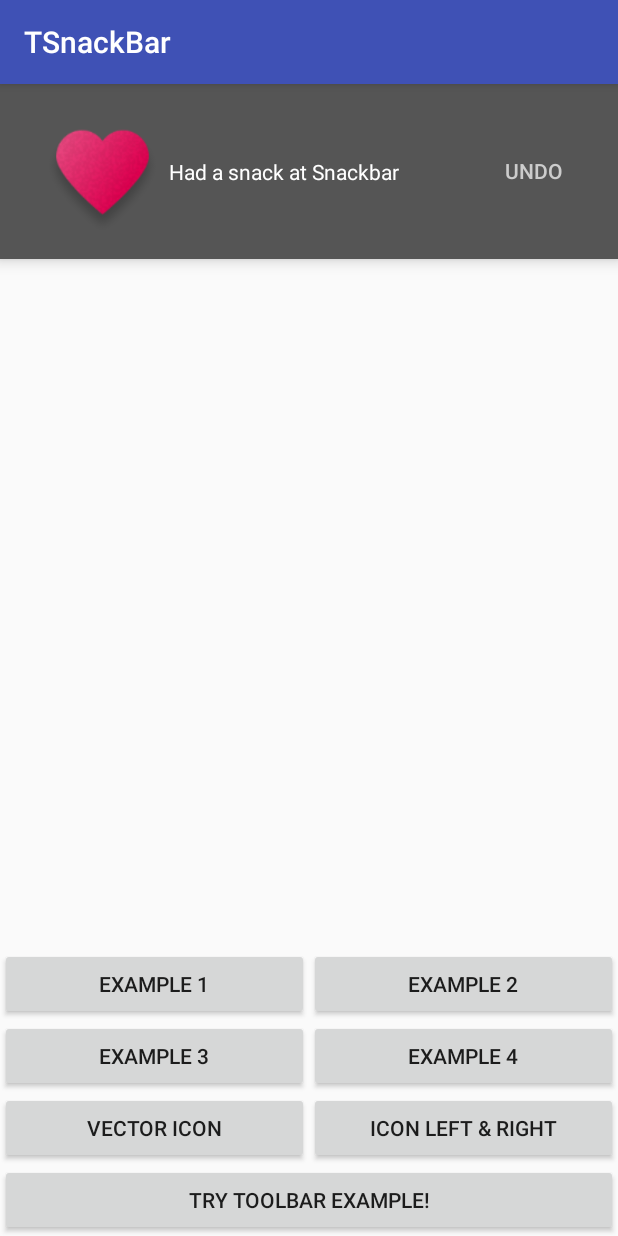
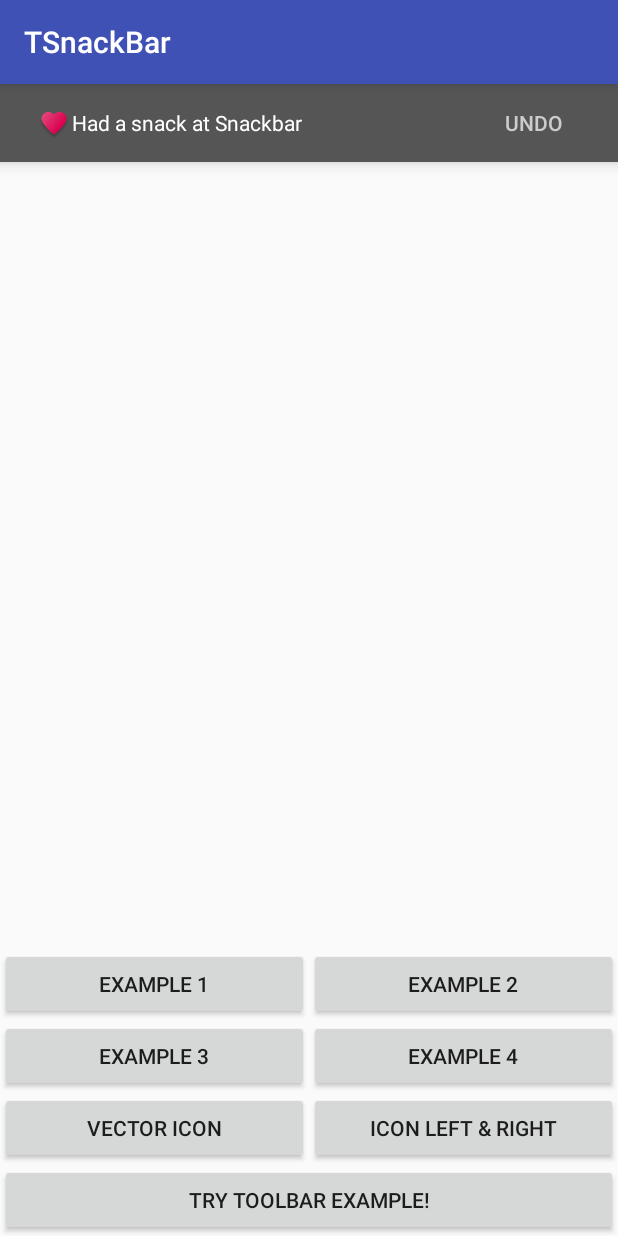
Before and after one commit to AndreiD/TSnackBar, an Android app: the screen it shows after launch (MainActivity), after a tap on "EXAMPLE 2", on a phone screen of 412 x 824 dp. Run offline under Robolectric (Android 15) with nearby library versions, the phone set to English and light mode, and no system bars; 1 other tap on this screen came first.

Commit message:
Upgrade libraries,gradle plugin , removed deprecated code , bumped up the sdk versions . Increased min sdk version for Toolbar and VectorDrawable

```diff
--- a/app/src/main/java/com/androidadvance/tsnackbar/MainActivity.java
+++ b/app/src/main/java/com/androidadvance/tsnackbar/MainActivity.java
@@ -3,12 +3,13 @@ package com.androidadvance.tsnackbar;
 import android.content.Intent;
 import android.graphics.Color;
 import android.os.Bundle;
-import androidx.appcompat.app.AppCompatActivity;
 import android.util.Log;
 import android.view.View;
 import android.widget.Button;
 import android.widget.RelativeLayout;
 import android.widget.TextView;
+
+import androidx.appcompat.app.AppCompatActivity;
 
 import com.androidadvance.topsnackbar.TSnackbar;
 
@@ -22,15 +23,15 @@ public class MainActivity extends AppCompatActivity {
         super.onCreate(savedInstanceState);
         setContentView(R.layout.activity_main);
 
-        Button button_example_1 = (Button) findViewById(R.id.button_example_1);
-        Button button_example_2 = (Button) findViewById(R.id.button_example_2);
-        Button button_example_3 = (Button) findViewById(R.id.button_example_3);
-        Button button_example_4 = (Button) findViewById(R.id.button_example_4);
-        Button button_example_5 = (Button) findViewById(R.id.button_example_5);
-        Button button_example_6 = (Button) findViewById(R.id.button_example_6);
-        Button button_toolbar = (Button) findViewById(R.id.button_example_toolbar);
+        Button button_example_1 =  findViewById(R.id.button_example_1);
+        Button button_example_2 =  findViewById(R.id.button_example_2);
+        Button button_example_3 =  findViewById(R.id.button_example_3);
+        Button button_example_4 =  findViewById(R.id.button_example_4);
+        Button button_example_5 =  findViewById(R.id.button_example_5);
+        Button button_example_6 =  findViewById(R.id.button_example_6);
+        Button button_toolbar =  findViewById(R.id.button_example_toolbar);
 
-        relative_layout_main = (RelativeLayout) findViewById(R.id.relative_layout_main);
+        relative_layout_main =  findViewById(R.id.relative_layout_main);
 
         button_example_1.setOnClickListener(new View.OnClickListener() {
             @Override
@@ -55,7 +56,7 @@ public class MainActivity extends AppCompatActivity {
                             }
                         });
                 snackbar.setActionTextColor(Color.LTGRAY);
-                snackbar.addIcon(R.mipmap.ic_core, 200);
+                snackbar.setIconLeft(R.mipmap.ic_core, 24);
                 View snackbarView = snackbar.getView();
                 snackbarView.setBackgroundColor(Color.parseColor("#555555"));
                 TextView textView = (TextView) snackbarView.findViewById(com.androidadvance.topsnackbar.R.id.snackbar_text);
--- a/build.gradle
+++ b/build.gradle
@@ -6,7 +6,7 @@ buildscript {
         google()
     }
     dependencies {
-        classpath 'com.android.tools.build:gradle:3.4.0'
+        classpath 'com.android.tools.build:gradle:4.1.0'
 
         // NOTE: Do not place your application dependencies here; they belong
         // in the individual module build.gradle files
--- a/topsnackbar/src/main/java/com/androidadvance/topsnackbar/TSnackbar.java
+++ b/topsnackbar/src/main/java/com/androidadvance/topsnackbar/TSnackbar.java
@@ -14,16 +14,6 @@ import android.os.Build;
 import android.os.Handler;
 import android.os.Looper;
 import android.os.Message;
-import androidx.annotation.ColorInt;
-import androidx.annotation.DrawableRes;
-import androidx.annotation.IntDef;
-import androidx.annotation.NonNull;
-import androidx.annotation.StringRes;
-import androidx.coordinatorlayout.widget.CoordinatorLayout;
-import com.google.android.material.behavior.SwipeDismissBehavior;
-import androidx.core.content.ContextCompat;
-import androidx.core.view.ViewCompat;
-import androidx.core.view.ViewPropertyAnimatorListenerAdapter;
 import android.text.TextUtils;
 import android.util.AttributeSet;
 import android.util.DisplayMetrics;
@@ -32,13 +22,24 @@ import android.view.MotionEvent;
 import android.view.View;
 import android.view.ViewGroup;
 import android.view.ViewParent;
-import android.view.animation.Animation;
-import android.view.animation.AnimationUtils;
 import android.widget.Button;
 import android.widget.FrameLayout;
 import android.widget.LinearLayout;
 import android.widget.TextView;
 import android.widget.Toolbar;
+
+import androidx.annotation.ColorInt;
+import androidx.annotation.DrawableRes;
+import androidx.annotation.IntDef;
+import androidx.annotation.NonNull;
+import androidx.annotation.StringRes;
+import androidx.coordinatorlayout.widget.CoordinatorLayout;
+import androidx.core.content.ContextCompat;
+import androidx.core.content.res.ResourcesCompat;
+import androidx.core.view.ViewCompat;
+import androidx.core.view.ViewPropertyAnimatorListenerAdapter;
+
+import com.google.android.material.behavior.SwipeDismissBehavior;
 
 import java.lang.annotation.Retention;
 import java.lang.annotation.RetentionPolicy;
@@ -162,7 +163,7 @@ public final class TSnackbar {
                     // check if there's something else beside toolbar
                     if (parent.getChildCount() > 1) {
                         int childrenCnt = parent.getChildCount();
-                        int toolbarIdx = 0;
+                        int toolbarIdx;
                         for (int i = 0; i < childrenCnt; i++) {
                             // find the index of toolbar in the layout (most likely 0, but who knows)
                             if (parent.getChildAt(i) == view) {
@@ -194,12 +195,14 @@ public final class TSnackbar {
         return fallback;
     }
 
+    /**
+     * @deprecated Use {@link #setIconLeft(int, float)}
+     */
     @Deprecated
     public TSnackbar addIcon(int resource_id, int size) {
         final TextView tv = mView.getMessageView();
 
-        tv.setCompoundDrawablesWithIntrinsicBounds(new BitmapDrawable(Bitmap.createScaledBitmap(((BitmapDrawable) (mContext.getResources()
-                .getDrawable(resource_id))).getBitmap(), size, size, true)), null, null, null);
+        tv.setCompoundDrawablesWithIntrinsicBounds(new BitmapDrawable(mContext.getResources(),Bitmap.createScaledBitmap(((BitmapDrawable) (ResourcesCompat.getDrawable(mContext.getResources(),resource_id,null))).getBitmap(), size, size, true)), null, null, null);
 
         return this;
     }
@@ -315,7 +318,7 @@ public final class TSnackbar {
                 @Override
                 public void onClick(View view) {
                     listener.onClick(view);
-                    if(shouldDismissOnClick) {
+                    if (shouldDismissOnClick) {
                         dispatchDismiss(Callback.DISMISS_EVENT_ACTION);
                     }
                 }
@@ -479,8 +482,7 @@ public final class TSnackbar {
     }
 
     private void animateViewIn() {
-        if (Build.VERSION.SDK_INT >= Build.VERSION_CODES.ICE_CREAM_SANDWICH) {
-            ViewCompat.setTranslationY(mView, -mView.getHeight());
+            mView.setTranslationY(-mView.getHeight());
             ViewCompat.animate(mView)
                     .translationY(0f)
                     .setInterpolator(com.androidadvance.topsnackbar.AnimationUtils.FAST_OUT_SLOW_IN_INTERPOLATOR)
@@ -502,35 +504,10 @@ public final class TSnackbar {
                         }
                     })
                     .start();
-        } else {
-            Animation anim = AnimationUtils.loadAnimation(mView.getContext(),
-                    R.anim.top_in);
-            anim.setInterpolator(com.androidadvance.topsnackbar.AnimationUtils.FAST_OUT_SLOW_IN_INTERPOLATOR);
-            anim.setDuration(ANIMATION_DURATION);
-            anim.setAnimationListener(new Animation.AnimationListener() {
-                @Override
-                public void onAnimationEnd(Animation animation) {
-                    if (mCallback != null) {
-                        mCallback.onShown(TSnackbar.this);
-                    }
-                    SnackbarManager.getInstance()
-                            .onShown(mManagerCallback);
-                }
 
-                @Override
-                public void onAnimationStart(Animation animation) {
-                }
-
-                @Override
-                public void onAnimationRepeat(Animation animation) {
-                }
-            });
-            mView.startAnimation(anim);
-        }
     }
 
     private void animateViewOut(final int event) {
-        if (Build.VERSION.SDK_INT >= Build.VERSION_CODES.ICE_CREAM_SANDWICH) {
             ViewCompat.animate(mView)
                     .translationY(-mView.getHeight())
                     .setInterpolator(com.androidadvance.topsnackbar.AnimationUtils.FAST_OUT_SLOW_IN_INTERPOLATOR)
@@ -547,26 +524,7 @@ public final class TSnackbar {
                         }
                     })
                     .start();
-        } else {
-            Animation anim = AnimationUtils.loadAnimation(mView.getContext(), R.anim.top_out);
-            anim.setInterpolator(com.androidadvance.topsnackbar.AnimationUtils.FAST_OUT_SLOW_IN_INTERPOLATOR);
-            anim.setDuration(ANIMATION_DURATION);
-            anim.setAnimationListener(new Animation.AnimationListener() {
-                @Override
-                public void onAnimationEnd(Animation animation) {
-                    onViewHidden(event);
-                }
 
-                @Override
-                public void onAnimationStart(Animation animation) {
-                }
-
-                @Override
-                public void onAnimationRepeat(Animation animation) {
-                }
-            });
-            mView.startAnimation(anim);
-        }
     }
 
     final void hideView(int event) {
@@ -612,7 +570,7 @@ public final class TSnackbar {
         private Button mActionView;
 
         private int mMaxWidth;
-        private int mMaxInlineActionWidth;
+        private final int mMaxInlineActionWidth;
 
         interface OnLayoutChangeListener {
             void onLayoutChange(View view, int left, int top, int right, int bottom);
@@ -656,8 +614,8 @@ public final class TSnackbar {
         @Override
         protected void onFinishInflate() {
             super.onFinishInflate();
-            mMessageView = (TextView) findViewById(R.id.snackbar_text);
-            mActionView = (Button) findViewById(R.id.snackbar_action);
+            mMessageView = findViewById(R.id.snackbar_text);
+            mActionView = findViewById(R.id.snackbar_action);
         }
 
         TextView getMessageView() {
@@ -704,7 +662,7 @@ public final class TSnackbar {
         }
 
         void animateChildrenIn(int delay, int duration) {
-            ViewCompat.setAlpha(mMessageView, 0f);
+            mMessageView.setAlpha(0f);
             ViewCompat.animate(mMessageView)
                     .alpha(1f)
                     .setDuration(duration)
@@ -712,7 +670,7 @@ public final class TSnackbar {
                     .start();
 
             if (mActionView.getVisibility() == VISIBLE) {
-                ViewCompat.setAlpha(mActionView, 0f);
+                mActionView.setAlpha(0f);
                 ViewCompat.animate(mActionView)
                         .alpha(1f)
                         .setDuration(duration)
@@ -722,7 +680,7 @@ public final class TSnackbar {
         }
 
         void animateChildrenOut(int delay, int duration) {
-            ViewCompat.setAlpha(mMessageView, 1f);
+            mMessageView.setAlpha(1f);
             ViewCompat.animate(mMessageView)
                     .alpha(0f)
                     .setDuration(duration)
@@ -730,7 +688,7 @@ public final class TSnackbar {
                     .start();
 
             if (mActionView.getVisibility() == VISIBLE) {
-                ViewCompat.setAlpha(mActionView, 1f);
+                mActionView.setAlpha(1f);
                 ViewCompat.animate(mActionView)
                         .alpha(0f)
                         .setDuration(duration)
@@ -800,12 +758,12 @@ public final class TSnackbar {
 
     final class Behavior extends SwipeDismissBehavior<SnackbarLayout> {
         @Override
-        public boolean canSwipeDismissView(View child) {
+        public boolean canSwipeDismissView(@NonNull View child) {
             return child instanceof SnackbarLayout;
         }
 
         @Override
-        public boolean onInterceptTouchEvent(CoordinatorLayout parent, SnackbarLayout child,
+        public boolean onInterceptTouchEvent(CoordinatorLayout parent, @NonNull SnackbarLayout child,
                                              MotionEvent event) {
 
 
```
Also changed, not shown: app/build.gradle (+5 -5 lines), app/src/main/java/com/androidadvance/tsnackbar/ToolbarActivityExample.java (+16 -15 lines), topsnackbar/build.gradle (+7 -7 lines), gradle/wrapper/gradle-wrapper.properties.
